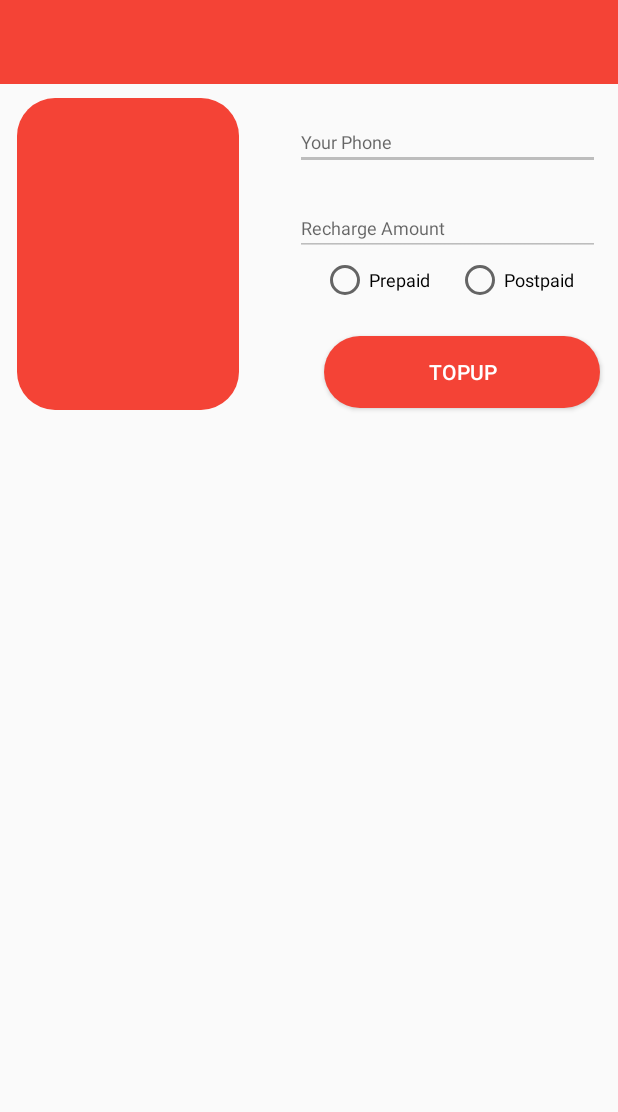
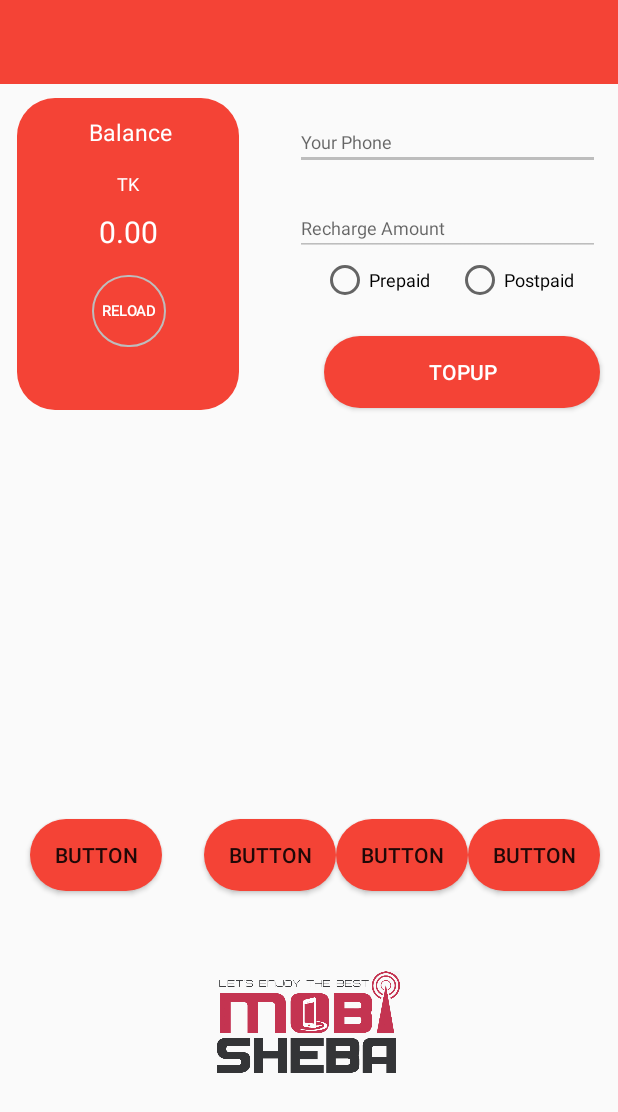
Before and after one commit to iaaflan/MobiSheba-Final, an Android app: the RechargeActivity screen opened directly, with no data from a screen before it, on a phone screen of 412 x 824 dp. Shown: the top 1112 px of the screen. Run offline under Robolectric (Android 15) with nearby library versions, the phone set to English and light mode, and no system bars.

Commit message:
From saidul PC, Permission, 16 April, top_up

```diff
--- a/app/src/main/res/layout/recharge.xml
+++ b/app/src/main/res/layout/recharge.xml
@@ -1,5 +1,6 @@
 <?xml version="1.0" encoding="utf-8"?>
 <RelativeLayout xmlns:android="http://schemas.android.com/apk/res/android"
+    xmlns:app="http://schemas.android.com/apk/res-auto"
     android:layout_width="match_parent"
     android:layout_height="match_parent">
 
@@ -11,7 +12,52 @@
         android:layout_marginStart="11dp"
         android:layout_marginTop="65dp"
         android:background="@drawable/round_button_login"
-        android:orientation="vertical"></LinearLayout>
+        android:orientation="vertical">
+
+        <TextView
+            android:layout_marginTop="@dimen/text_size"
+            android:layout_marginLeft="48dp"
+            android:id="@+id/balance"
+            android:layout_width="wrap_content"
+            android:layout_height="wrap_content"
+            android:textSize="15dp"
+            android:textColor="@color/white"
+            android:text="@string/balance" />
+
+        <TextView
+            android:id="@+id/textView3"
+            android:layout_marginTop="15dp"
+            android:gravity="center"
+            android:textColor="@color/white"
+            android:textSize="@dimen/text_size"
+            android:text="@string/currency"
+            android:layout_width="match_parent"
+            android:layout_height="wrap_content" />
+
+        <TextView
+            android:id="@+id/textView4"
+            android:textColor="@color/white"
+            android:textSize="20dp"
+            android:layout_marginTop="10dp"
+            android:text="@string/amount"
+            android:gravity="center"
+            android:layout_width="match_parent"
+            android:layout_height="wrap_content" />
+
+        <Button
+            android:id="@+id/button11"
+            android:layout_width="49dp"
+            android:layout_marginTop="15dp"
+            android:layout_marginLeft="50dp"
+            android:textColor="@color/white"
+            android:gravity="center"
+            android:textSize="@dimen/text_size_smaller"
+            android:layout_height="wrap_content"
+            android:background="@drawable/full_circle"
+            android:text="@string/reload" />
+
+
+    </LinearLayout>
 
     <android.support.v7.widget.Toolbar
         android:id="@+id/toolbar"
@@ -82,4 +128,51 @@
         android:background="@drawable/round_button_login"
         android:text="@string/top_up" />
 
+    <ImageView
+        android:id="@+id/imageView2"
+        android:layout_width="122dp"
+        android:layout_height="69dp"
+        android:layout_alignParentBottom="true"
+        android:layout_centerHorizontal="true"
+        android:layout_marginBottom="108dp"
+        app:srcCompat="@drawable/logo" />
+
+    <Button
+        android:id="@+id/button7"
+        android:layout_width="wrap_content"
+        android:layout_height="wrap_content"
+        android:layout_alignParentBottom="true"
+        android:layout_alignParentStart="true"
+        android:layout_marginBottom="230dp"
+        android:layout_marginStart="20dp"
+        android:background="@drawable/round_button_login"
+        android:text="Button" />
+
+    <Button
+        android:id="@+id/button8"
+        android:layout_width="wrap_content"
+        android:layout_height="wrap_content"
+        android:layout_alignTop="@+id/button7"
+        android:layout_toStartOf="@+id/button9"
+        android:background="@drawable/round_button_login"
+        android:text="Button" />
+
+    <Button
+        android:id="@+id/button9"
+        android:layout_width="wrap_content"
+        android:layout_height="wrap_content"
+        android:layout_alignTop="@+id/button7"
+        android:layout_toStartOf="@+id/button10"
+        android:background="@drawable/round_button_login"
+        android:text="Button" />
+
+    <Button
+        android:id="@+id/button10"
+        android:layout_width="wrap_content"
+        android:layout_height="wrap_content"
+        android:layout_alignEnd="@+id/editText"
+        android:layout_alignTop="@+id/button7"
+        android:background="@drawable/round_button_login"
+        android:text="Button" />
+
 </RelativeLayout>
--- a/app/src/main/res/values/strings.xml
+++ b/app/src/main/res/values/strings.xml
@@ -48,6 +48,10 @@
     <string name="pre_paid">Prepaid</string>
     <string name="post_paid">Postpaid</string>
     <string name="top_up">TopUp</string>
+    <string name="balance">Balance</string>
+    <string name="currency">TK</string>
+    <string name="amount">0.00</string>
+    <string name="reload">Reload</string>
 
     <string name="action_settings">Settings</string>
     <string name="single_permission_text">(Click on FAB to check Single permission.\nTo test again, change the app permission in settings or reinstall the app)</string>
```
